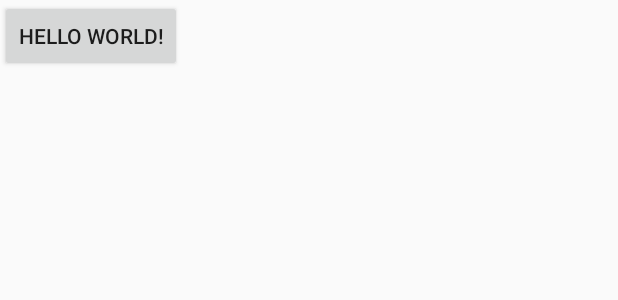
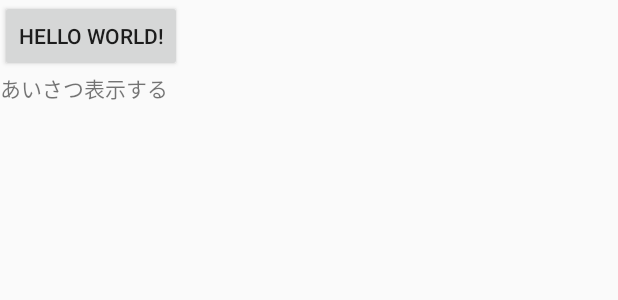
Before and after one commit to growthhuman/AisatsuApp, an Android app: the layout activity_main.xml on its own in the app's theme, with its tools: preview values and no code run, on a phone screen of 412 x 824 dp. Shown: the top 300 px of the screen. Run offline under Robolectric (Android 15) with nearby library versions, the phone set to English and light mode, and no system bars.

Commit message:
課題：あいさつアプリ

```diff
--- a/app/src/main/res/layout/activity_main.xml
+++ b/app/src/main/res/layout/activity_main.xml
@@ -3,7 +3,8 @@
     xmlns:android="http://schemas.android.com/apk/res/android"
     xmlns:tools="http://schemas.android.com/tools"
     android:layout_width="match_parent"
-    android:layout_height="match_parent">
+    android:layout_height="match_parent"
+    android:orientation="vertical">
 
     <Button
         android:layout_width="wrap_content"
@@ -11,4 +12,10 @@
         android:id="@+id/button1"
         android:text="Hello World!" />
 
+    <TextView
+        android:layout_width="wrap_content"
+        android:layout_height="wrap_content"
+        android:id="@+id/text"
+        android:text="あいさつ表示する" />
+
 </LinearLayout>
```
Also changed, not shown: app/src/main/java/jp/techacademy/kenta/imabayashi/aisatsuapp/MainActivity.java (+21 -10 lines).
